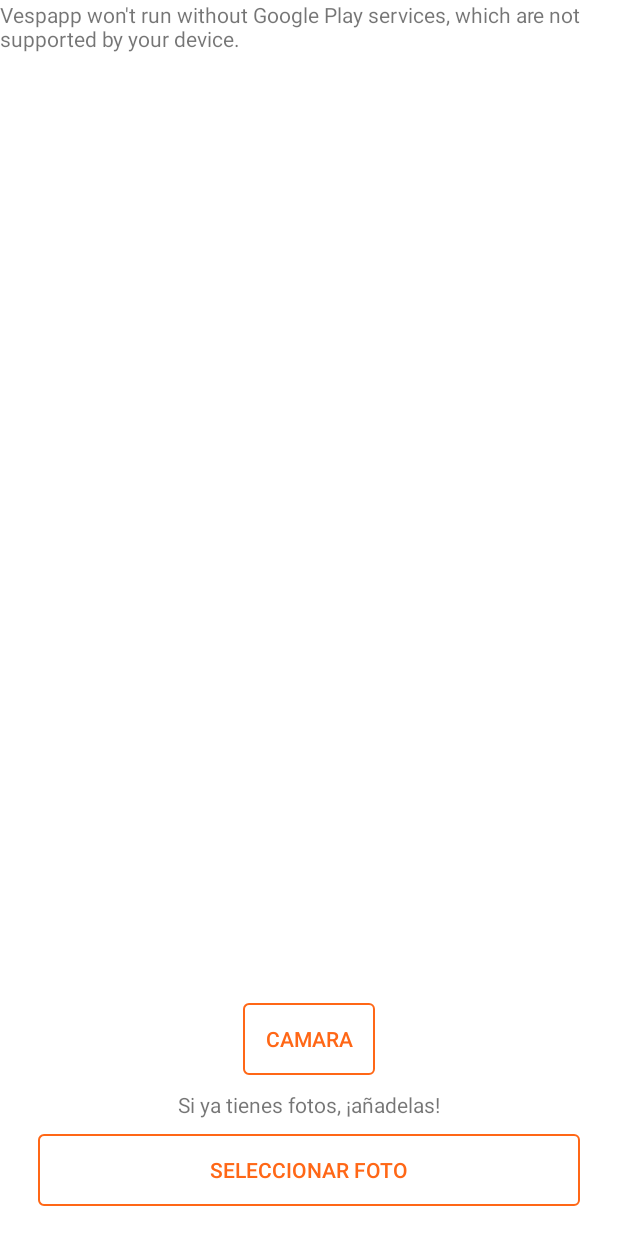
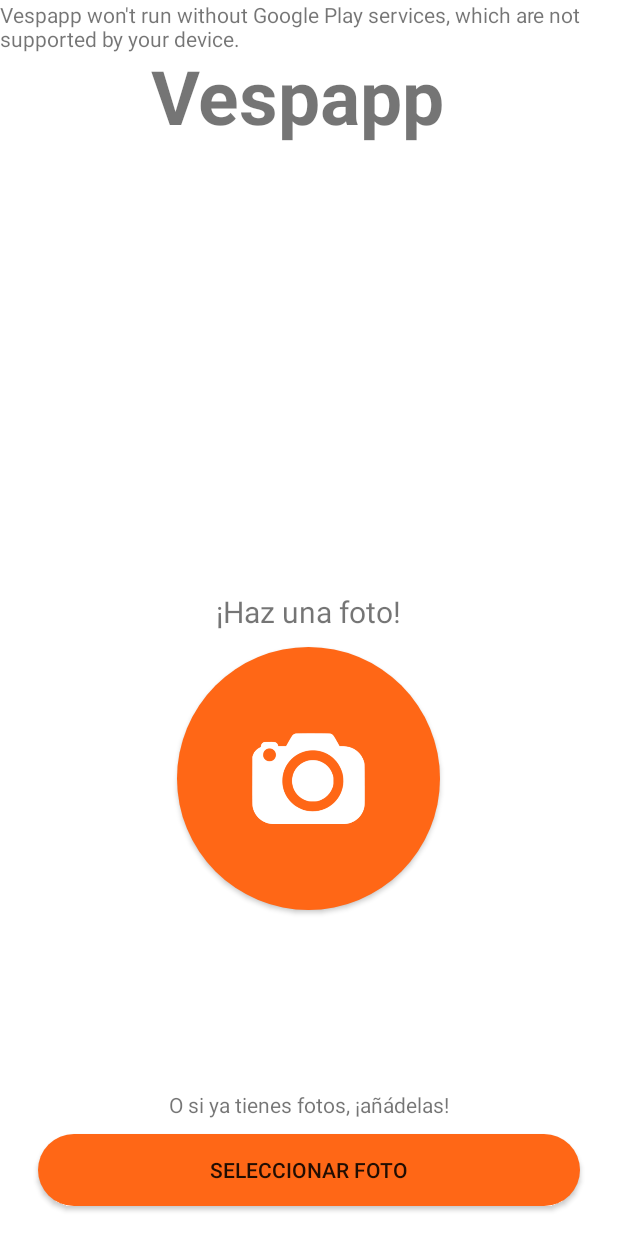
Before and after one commit to CarlosTenorio/vespapp-android, an Android app: the screen it shows after launch (MainActivity), on a phone screen of 412 x 824 dp. Run offline under Robolectric (Android 15) with nearby library versions, the phone set to English and light mode, and no system bars; our stand-ins replace Picasso; libraries missing offline, so code that uses them is left out: com.joanzapata.iconify; pictures from the network do not load; 1 statement that could not run was skipped.

Commit message:
main style added

```diff
--- a/app/src/main/java/com/habitissimo/vespapp/MainActivity.java
+++ b/app/src/main/java/com/habitissimo/vespapp/MainActivity.java
@@ -1,9 +1,11 @@
 package com.habitissimo.vespapp;
 
+import android.animation.ObjectAnimator;
 import android.content.Intent;
 import android.database.Cursor;
 import android.graphics.Bitmap;
 import android.graphics.BitmapFactory;
+import android.graphics.Typeface;
 import android.net.Uri;
 import android.os.Bundle;
 import android.os.Environment;
@@ -11,8 +13,13 @@ import android.provider.MediaStore;
 import android.support.v7.app.AppCompatActivity;
 import android.util.Log;
 import android.view.View;
+import android.view.animation.Animation;
+import android.view.animation.AnimationUtils;
+import android.view.animation.BounceInterpolator;
 import android.widget.Button;
+import android.widget.ImageButton;
 import android.widget.TabHost;
+
 
 import com.habitissimo.vespapp.api.VespappApi;
 import com.habitissimo.vespapp.async.TaskCallback;
@@ -123,7 +130,8 @@ public class MainActivity extends AppCompatActivity {
     }
 
     private void initCamBtn() {
-        Button btn = (Button) findViewById(R.id.btn_cam);
+
+        ImageButton btn = (ImageButton) findViewById(R.id.btn_cam);
         btn.setOnClickListener(new View.OnClickListener() {
             @Override
             public void onClick(View v) {
@@ -133,7 +141,9 @@ public class MainActivity extends AppCompatActivity {
                     Log.e(TAG, "Could not take photo: " + e);
                 }
             }
-        });
+       });
+
+
     }
 
     private void takePhoto() throws IOException {
--- /dev/null
+++ b/app/src/main/res/anim/bounce.xml
@@ -0,0 +1,13 @@
+<?xml version="1.0" encoding="utf-8"?>
+<set xmlns:android="http://schemas.android.com/apk/res/android"
+    android:fillAfter="true"
+    android:interpolator="@android:anim/bounce_interpolator">
+
+    <scale
+        android:duration="500"
+        android:fromXScale="1.0"
+        android:fromYScale="0.0"
+        android:toXScale="1.0"
+        android:toYScale="1.0" />
+
+</set>
--- /dev/null
+++ b/app/src/main/res/anim/zoom_in.xml
@@ -0,0 +1,16 @@
+<?xml version="1.0" encoding="utf-8"?>
+<set xmlns:android="http://schemas.android.com/apk/res/android"
+    android:fillAfter="true" >
+
+    <scale
+        xmlns:android="http://schemas.android.com/apk/res/android"
+        android:duration="1000"
+        android:fromXScale="1"
+        android:fromYScale="1"
+        android:pivotX="50%"
+        android:pivotY="50%"
+        android:toXScale="3"
+        android:toYScale="3" >
+    </scale>
+
+</set>
--- /dev/null
+++ b/app/src/main/res/drawable/camera_button.xml
@@ -0,0 +1,11 @@
+<?xml version="1.0" encoding="utf-8"?>
+<shape xmlns:android="http://schemas.android.com/apk/res/android"
+    android:shape="rectangle">
+    <corners android:bottomRightRadius="700dp"
+        android:bottomLeftRadius="700dp"
+        android:topRightRadius="700dp"
+        android:topLeftRadius="700dp"/>
+
+    <solid android:color="@color/orange"/>
+
+</shape>
--- /dev/null
+++ b/app/src/main/res/drawable/camera_button_pressed.xml
@@ -0,0 +1,11 @@
+<?xml version="1.0" encoding="utf-8"?>
+<shape xmlns:android="http://schemas.android.com/apk/res/android"
+    android:interpolator="@android:anim/bounce_interpolator" >
+
+    <corners android:bottomRightRadius="700dp"
+        android:bottomLeftRadius="700dp"
+        android:topRightRadius="700dp"
+        android:topLeftRadius="700dp"/>
+
+    <solid android:color="@color/colorPrimaryDark"/>
+</shape>
--- /dev/null
+++ b/app/src/main/res/drawable/camera_button_selector.xml
@@ -0,0 +1,5 @@
+<?xml version="1.0" encoding="utf-8"?>
+<selector xmlns:android="http://schemas.android.com/apk/res/android" >
+    <item android:state_pressed="true" android:drawable="@drawable/camera_button_pressed" />
+    <item android:drawable="@drawable/camera_button" />
+</selector>
--- a/app/src/main/res/layout/activity_confirm_cap.xml
+++ b/app/src/main/res/layout/activity_confirm_cap.xml
@@ -28,7 +28,7 @@
 
         <Button
             android:id="@+id/btn_añadir_foto"
-            style="@style/ButtonOrangeRipple"
+            style="@style/camera_button"
             android:layout_width="match_parent"
             android:layout_height="wrap_content"
             android:layout_gravity="center"
@@ -49,7 +49,7 @@
 
             <Button
                 android:id="@+id/btn_nido"
-                style="@style/ButtonOrangeRipple"
+                style="@style/camera_button"
                 android:layout_width="wrap_content"
                 android:layout_height="100dp"
                 android:layout_marginRight="20dp"
@@ -58,7 +58,7 @@
 
             <Button
                 android:id="@+id/btn_avispa"
-                style="@style/ButtonOrangeRipple"
+                style="@style/camera_button"
                 android:layout_width="wrap_content"
                 android:layout_height="100dp"
                 android:layout_marginLeft="20dp"
--- a/app/src/main/res/layout/main_tab.xml
+++ b/app/src/main/res/layout/main_tab.xml
@@ -5,24 +5,50 @@
     android:layout_height="match_parent"
     android:orientation="vertical">
 
+    <TextView
+        android:id="@+id/textView1"
+        android:layout_width="210dp"
+        android:layout_height="wrap_content"
+        android:layout_gravity="center"
+        android:layout_marginBottom="10dp"
+        android:layout_marginTop="30dp"
+        android:text="@string/app_name"
+        android:textSize="50sp"
+        android:textStyle="bold"
+        android:layout_weight="1.00" />
+
     <Space
         android:layout_width="match_parent"
         android:layout_height="wrap_content"
         android:layout_gravity="center_horizontal"
-        android:layout_weight="1" />
+        android:layout_weight="0.01" />
 
-    <ImageView
-        android:id="@+id/img"
-        android:layout_width="wrap_content"
-        android:layout_height="wrap_content" />
-
-    <Button
-        android:id="@+id/btn_cam"
-        style="@style/ButtonOrangeRipple"
+    <TextView
+        android:id="@+id/textView3"
         android:layout_width="wrap_content"
         android:layout_height="wrap_content"
         android:layout_gravity="center_horizontal"
-        android:text="Camara" />
+        android:layout_marginBottom="10dp"
+        android:layout_marginTop="10dp"
+        android:textSize="20sp"
+        android:text="@string/add_Photo" />
+
+    <ImageButton
+        android:id="@+id/btn_cam"
+        android:src="@drawable/camera"
+        style="@style/camera_button"
+        android:layout_width="175dp"
+        android:layout_height="175dp"
+        android:layout_gravity="center_horizontal"
+        android:scaleType="fitCenter"
+        android:adjustViewBounds="true"
+        android:padding="50dp"
+         />
+
+    <Space
+        android:layout_width="wrap_content"
+        android:layout_height="110dp"
+        android:layout_weight="0.00" />
 
     <TextView
         android:id="@+id/textView2"
@@ -31,11 +57,12 @@
         android:layout_gravity="center_horizontal"
         android:layout_marginBottom="10dp"
         android:layout_marginTop="10dp"
-        android:text="@string/txt_selFotos" />
+        android:text="@string/txt_selFotos"
+        android:layout_weight="0.00" />
 
     <Button
         android:id="@+id/btn_selFotos"
-        style="@style/ButtonOrangeRipple"
+        style="@style/camera_button"
         android:layout_width="match_parent"
         android:layout_height="wrap_content"
         android:layout_gravity="center_horizontal"
--- a/app/src/main/res/values/strings.xml
+++ b/app/src/main/res/values/strings.xml
@@ -2,8 +2,10 @@
     <string name="app_name">Vespapp</string>
     <string name="cabecera">Pregunta %1$s/%2$s</string>
 
+    <string name="add_Photo">¡Haz una foto!</string>
+
     <string name="btn_selFotos">Seleccionar foto</string>
-    <string name="txt_selFotos">Si ya tienes fotos, ¡añadelas!</string>
+    <string name="txt_selFotos">O si ya tienes fotos, ¡añádelas!</string>
     <string name="confirm_cap_titulo">Añade fotos</string>
     <string name="confirm_cap_txt_confirm">La foto es de...</string>
     <string name="nido">Nido</string>
@@ -20,5 +22,7 @@
     <string name="s_lo_quedan_unas_preguntas">Sólo quedan unas preguntas</string>
     <string name="title_activity_maps">Map</string>
 
+    <string name="icon_heart">&#xf0f9;</string>
+
 
 </resources>
--- a/app/src/main/res/values/styles.xml
+++ b/app/src/main/res/values/styles.xml
@@ -12,11 +12,10 @@
         <item name="colorAccent">@color/colorAccent</item>
 
         <item name="android:windowBackground">@color/colorBackground</item>
-        <item name="android:buttonStyle">@style/ButtonOrangeRipple</item>
+        <item name="android:buttonStyle">@style/camera_button</item>
     </style>
 
-    <style name="ButtonOrangeRipple" parent="Base.Widget.AppCompat.Button">
-        <item name="android:background">@drawable/button_orange_ripple_selector</item>
-        <item name="android:textColor">@color/orange</item>
+    <style name="camera_button" parent="Base.Widget.AppCompat.Button">
+        <item name="android:background">@drawable/camera_button_selector</item>
     </style>
 </resources>
```
Also changed, not shown: app/src/main/assets/fonts/fontawesome-webfont.ttf (added), app/src/main/res/drawable/camera.png (added).
